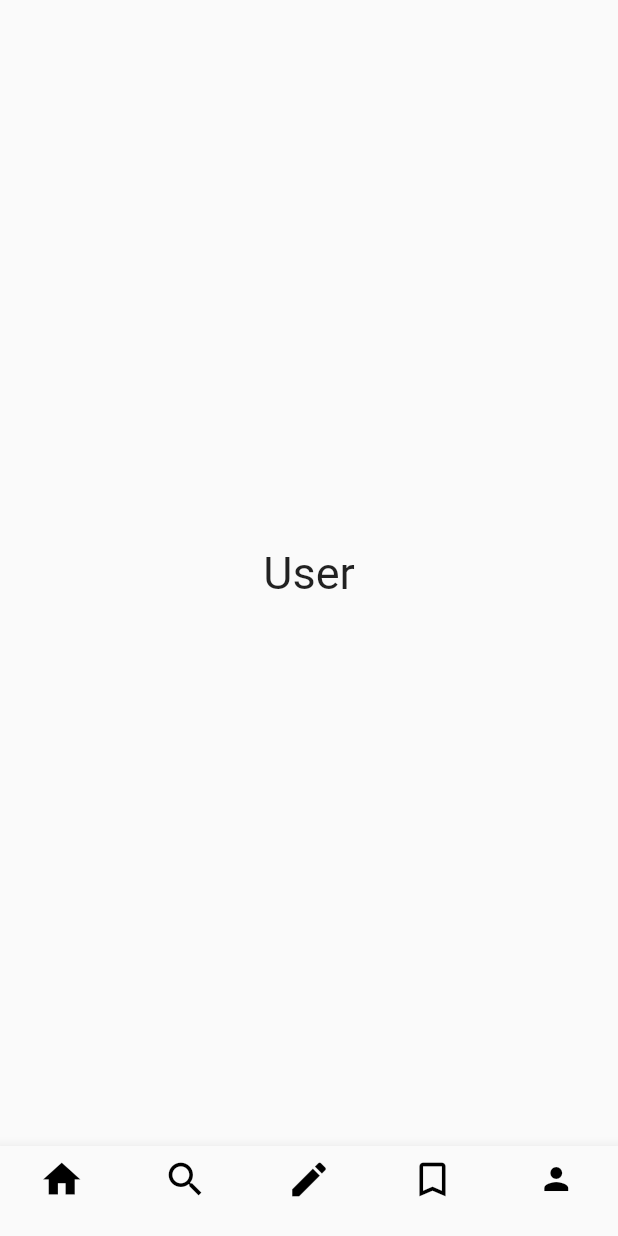
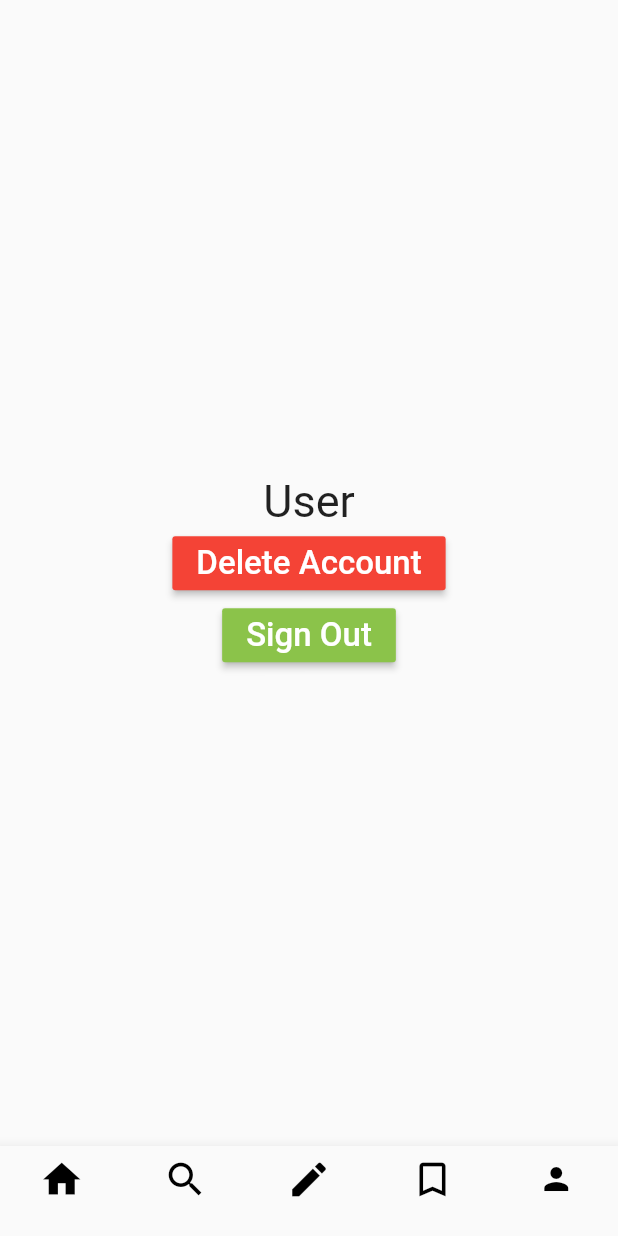
Before and after one commit to Yonigut/stories_app, a Flutter app: the HomePage screen opened directly, item 5 of the bottom bar chosen, on a phone screen of 412 x 824 dp. Run offline on Flutter 3.47's test engine with Material 2 defaults, Android fonts, the phone set to English and light mode, and no system bars; our stand-ins replace cloud_firestore, firebase_auth, google_sign_in, share; accounts and stored records are empty; Roboto replaces fonts that are missing (Times New Roman).

Commit message:
Added the delete account and log-out buttons to the user page

```diff
--- a/lib/home.dart
+++ b/lib/home.dart
@@ -3,16 +3,17 @@ import 'package:flutter/material.dart';
 import 'record.dart';
 import 'package:share/share.dart';
 import 'package:firebase_auth/firebase_auth.dart';
+import 'user.dart';
 
-class HomeRoute extends StatelessWidget {
-  @override
-  Widget build(BuildContext context) {
-    // TODO: implement build
-    return MaterialApp(
-      home: HomePage(),
-    );
-  }
-}
+//class HomeRoute extends StatelessWidget {
+//  @override
+//  Widget build(BuildContext context) {
+//    // TODO: implement build
+//    return MaterialApp(
+//      home: HomePage(),
+//    );
+//  }
+//}
 
 class HomePage extends StatefulWidget {
   const HomePage({
@@ -46,11 +47,15 @@ class HomePageState extends State<HomePage> {
     Text(
       'Saved Stories',
       style: optionStyle,
-    ),
+    ), Column(
+      mainAxisAlignment: MainAxisAlignment.center,
+      children: [
     Text(
       'User',
       style: optionStyle,
     ),
+      UserPage(),
+   ], ),
   ];
 
   void _onItemTapped(int index) {
@@ -71,7 +76,7 @@ class HomePageState extends State<HomePage> {
 
   @override
   Widget build(BuildContext context) {
-    // TODO: implement build
+    printUserInfo();
     return
 //      MaterialApp(
 //      home:
--- a/lib/user.dart
+++ b/lib/user.dart
@@ -0,0 +1,61 @@
+import 'package:flutter/material.dart';
+import 'package:firebase_auth/firebase_auth.dart';
+import 'signup.dart';
+
+class UserPage extends StatelessWidget {
+  FirebaseUser user;
+
+  @override
+  Widget build(BuildContext context) {
+    getUser();
+    return Column(
+        children: [
+          RaisedButton(
+            color: Colors.red,
+            child: Text(
+              'Delete Account',
+              style: TextStyle(
+                color: Colors.white,
+                fontFamily: 'Times New Roman',
+                fontSize: 22,
+              ),
+            ),
+            onPressed: () {
+              this.user.delete();
+              Navigator.pushReplacement(
+                context,
+                MaterialPageRoute(
+                  builder: (BuildContext context) => SignUpPage(),
+                ),
+              );
+            },
+          ),
+        RaisedButton(
+      color: Colors.lightGreen,
+      child: Text(
+        'Sign Out',
+        style: TextStyle(
+          color: Colors.white,
+          fontFamily: 'Times New Roman',
+          fontSize: 22,
+        ),
+      ),
+      onPressed: () {
+        FirebaseAuth.instance.signOut();
+        Navigator.pushReplacement(
+          context,
+          MaterialPageRoute(
+            builder: (BuildContext context) => SignUpPage(),
+          ),
+        );
+      },
+    ),
+    ],
+    );
+  }
+
+  getUser() async {
+    this.user = await FirebaseAuth.instance.currentUser();
+  }
+
+}
```
